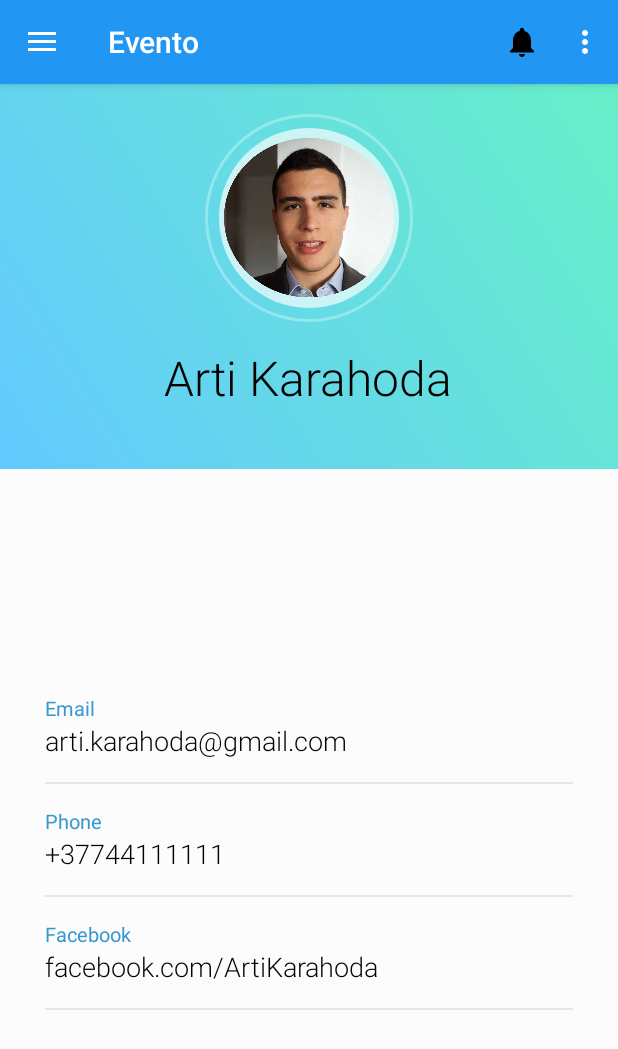
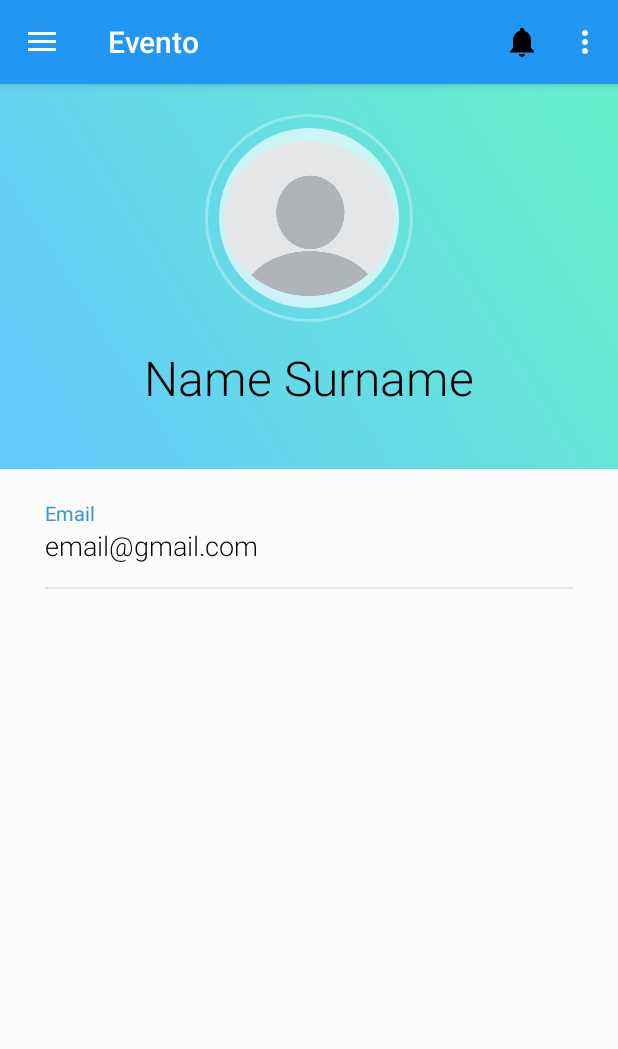
Before and after one commit to artikrh/EventoProject, an Android app: the screen it shows after launch (MainActivity), in the side drawer, after a tap on "Profile", on a phone screen of 412 x 824 dp. Shown: the top 1049 px of the screen. Run offline under Robolectric (Android 15) with nearby library versions, the phone set to English and light mode, and no system bars.

Commit message:
Modified ProfileFragment

```diff
--- a/app/src/main/java/com/ick/eventoproject/ProfileFragment.java
+++ b/app/src/main/java/com/ick/eventoproject/ProfileFragment.java
@@ -19,7 +19,9 @@ import java.util.Locale;
  */
 public class ProfileFragment extends Fragment {
 
+    TextView txtName;
     TextView txtLocation;
+    TextView txtEmail;
     Geocoder mGeocoder;
 
     public ProfileFragment() {
@@ -42,7 +44,10 @@ public class ProfileFragment extends Fragment {
             getActivity().setTheme(R.style.AppTheme);
         }
 
+        txtName = view.findViewById(R.id.tv_name);
         txtLocation = view.findViewById(R.id.txtLocation);
+        txtEmail = view.findViewById(R.id.tv_email);
+
         try {
             txtLocation.setText(getCityNameByCoordinates(44.786568,20.448922));
         } catch (Exception e){
--- a/app/src/main/res/layout/fragment_profile.xml
+++ b/app/src/main/res/layout/fragment_profile.xml
@@ -29,7 +29,7 @@
                 android:background="@drawable/circle"
                 android:padding="3dp"
                 android:scaleType="centerInside"
-                android:src="@drawable/arti" />
+                android:src="@drawable/blankpf" />
 
         </RelativeLayout>
 
@@ -41,7 +41,7 @@
             android:layout_centerHorizontal="true"
             android:layout_marginTop="15sp"
             android:fontFamily="sans-serif-light"
-            android:text="Arti Karahoda"
+            android:text="Name Surname"
             android:textColor="?attr/textcolor"
             android:textSize="32sp" />
 
@@ -80,7 +80,6 @@
         <LinearLayout
             android:layout_width="match_parent"
             android:layout_height="wrap_content"
-            android:layout_centerInParent="true"
             android:layout_marginLeft="30dp"
             android:layout_marginRight="30dp"
             android:layout_marginTop="20dp"
@@ -101,69 +100,10 @@
 
                 <TextView
                     android:layout_width="wrap_content"
+                    android:id="@+id/tv_email"
                     android:layout_height="wrap_content"
                     android:fontFamily="sans-serif-light"
-                    android:text="arti.karahoda@gmail.com"
-                    android:textColor="?attr/textcolor"
-                    android:textSize="18sp" />
-
-                <View
-                    android:layout_width="match_parent"
-                    android:layout_height="1dp"
-                    android:layout_marginTop="15dp"
-                    android:background="@color/grey" />
-
-            </LinearLayout>
-
-            <LinearLayout
-                android:layout_width="match_parent"
-                android:layout_height="wrap_content"
-                android:layout_marginTop="15dp"
-                android:orientation="vertical">
-
-                <TextView
-                    android:layout_width="wrap_content"
-                    android:layout_height="wrap_content"
-                    android:text="Phone"
-                    android:textColor="@color/headings"
-                    android:textSize="13sp" />
-
-                <TextView
-                    android:layout_width="wrap_content"
-                    android:layout_height="wrap_content"
-                    android:fontFamily="sans-serif-light"
-                    android:text="+37744111111"
-                    android:textColor="?attr/textcolor"
-                    android:textSize="18sp" />
-
-                <View
-                    android:layout_width="match_parent"
-                    android:layout_height="1dp"
-                    android:layout_marginTop="15dp"
-                    android:background="@color/grey" />
-
-            </LinearLayout>
-
-
-
-            <LinearLayout
-                android:layout_width="match_parent"
-                android:layout_height="wrap_content"
-                android:layout_marginTop="15dp"
-                android:orientation="vertical">
-
-                <TextView
-                    android:layout_width="wrap_content"
-                    android:layout_height="wrap_content"
-                    android:text="Facebook"
-                    android:textColor="@color/headings"
-                    android:textSize="13sp" />
-
-                <TextView
-                    android:layout_width="wrap_content"
-                    android:layout_height="wrap_content"
-                    android:fontFamily="sans-serif-light"
-                    android:text="facebook.com/ArtiKarahoda"
+                    android:text="email@gmail.com"
                     android:textColor="?attr/textcolor"
                     android:textSize="18sp" />
 
```
Also changed, not shown: app/src/main/res/drawable/blankpf.png (added).
